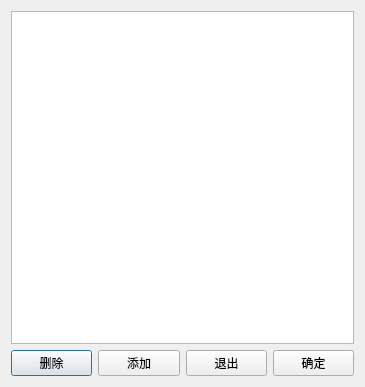
This is plugins/neohotkeyplg_qt/src/shortcutdlg.ui in yjmthu/Neobox as Qt 5 draws it before an edit. The edited form follows.
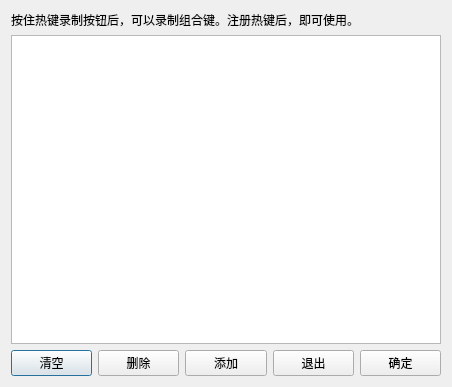
This is the edited form.

Commit message:
热键管理器完成
- 图形界面录制、注册热键

Diff of the .ui file:
```diff
--- a/plugins/neohotkeyplg_qt/src/shortcutdlg.ui
+++ b/plugins/neohotkeyplg_qt/src/shortcutdlg.ui
@@ -6,7 +6,7 @@
    <rect>
     <x>0</x>
     <y>0</y>
-    <width>365</width>
+    <width>452</width>
     <height>387</height>
    </rect>
   </property>
@@ -14,11 +14,25 @@
    <string>热键编辑器</string>
   </property>
   <layout class="QVBoxLayout" name="verticalLayout">
+   <item>
+    <widget class="QLabel" name="label">
+     <property name="text">
+      <string>按住热键录制按钮后，可以录制组合键。注册热键后，即可使用。</string>
+     </property>
+    </widget>
+   </item>
    <item>
     <widget class="QListWidget" name="listWidget"/>
    </item>
    <item>
     <layout class="QHBoxLayout" name="horizontalLayout">
+     <item>
+      <widget class="QPushButton" name="pBtnClear">
+       <property name="text">
+        <string>清空</string>
+       </property>
+      </widget>
+     </item>
      <item>
       <widget class="QPushButton" name="pBtnRemove">
        <property name="text">
```
The commit also changes 16 other files.
